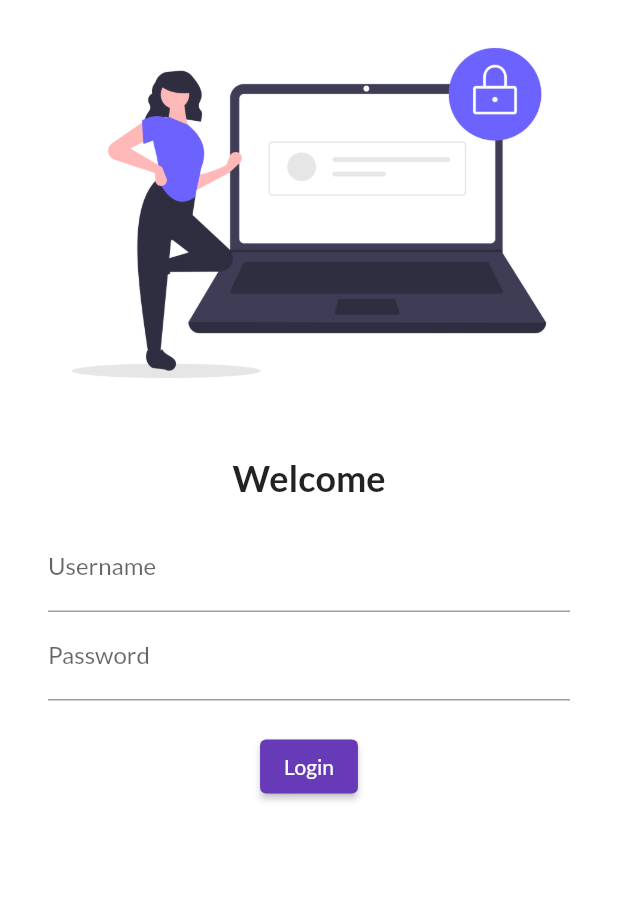
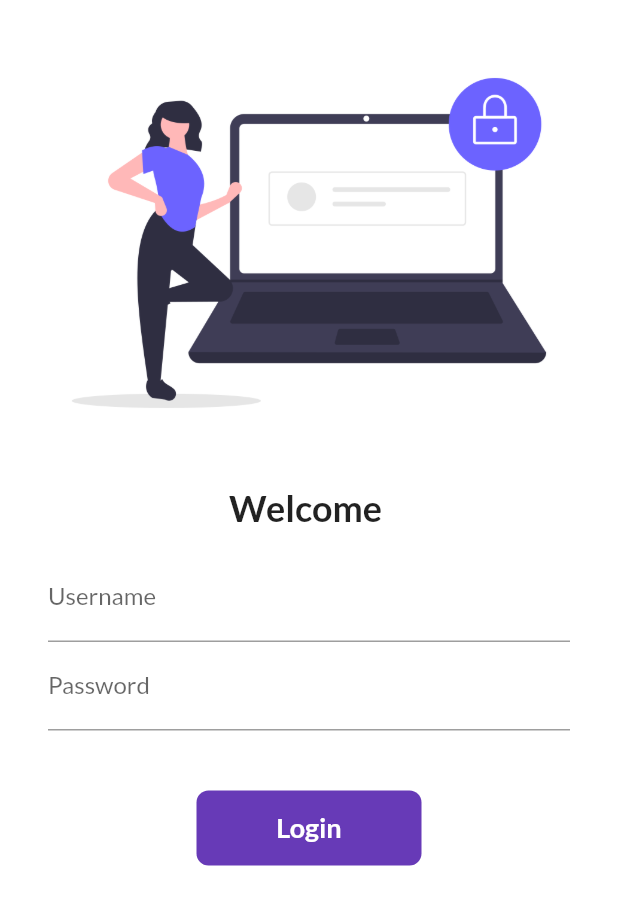
Before and after one commit to mussaibsanai/flutter_catalog, a Flutter app: the screen it shows after launch, on a phone screen of 412 x 824 dp. Shown: the top 905 px of the screen. Run offline on Flutter 3.47's test engine with Material 2 defaults, Android fonts, the phone set to English and light mode, and no system bars; our stand-ins replace google_fonts.

Commit message:
a bit of animation work on login button and navigation

```diff
--- a/lib/main.dart
+++ b/lib/main.dart
@@ -1,6 +1,7 @@
 import 'package:flutter/material.dart';
 import 'package:flutter_catalog/pages/Home/home_page.dart';
 import 'package:flutter_catalog/pages/Login/login_page.dart';
+import 'package:flutter_catalog/routes/routes.dart';
 import 'package:google_fonts/google_fonts.dart';
 
 void main() {
@@ -22,8 +23,8 @@ class MyApp extends StatelessWidget {
       ),
       routes: {
         '/': (context) => LoginPage(),
-        '/home': (context) => HomePage(),
-        '/login': (context) => LoginPage(),
+        AppRoutes.homeRoute: (context) => HomePage(),
+        AppRoutes.loginRoute: (context) => LoginPage(),
       },
     );
   }
--- a/lib/pages/Home/home_page.dart
+++ b/lib/pages/Home/home_page.dart
@@ -13,7 +13,7 @@ class HomePage extends StatelessWidget {
       appBar: AppBar(),
       body: Center(
         child: Container(
-          child: Text("Welcome to 4$days of flutter by $name"),
+          child: Text("Welcome to $days of flutter by $name"),
         ),
       ),
       drawer: Drawer(),
--- a/lib/pages/Login/login_page.dart
+++ b/lib/pages/Login/login_page.dart
@@ -3,16 +3,28 @@ import 'package:flutter/src/widgets/container.dart';
 import 'package:flutter/src/widgets/framework.dart';
 
 import 'package:flutter/material.dart';
+import 'package:flutter_catalog/routes/routes.dart';
 
-class LoginPage extends StatelessWidget {
+class LoginPage extends StatefulWidget {
   const LoginPage({super.key});
 
+  @override
+  State<LoginPage> createState() => _LoginPageState();
+}
+
+class _LoginPageState extends State<LoginPage> {
+  String name = "";
+  bool changedButton = false;
   @override
   Widget build(BuildContext context) {
     return Material(
       color: Colors.white,
+      child: SingleChildScrollView(
         child: Column(
           children: [
+            SizedBox(
+              height: 20.0,
+            ),
             Image.asset(
               'assets/images/login_image.png',
               fit: BoxFit.cover,
@@ -21,7 +33,7 @@ class LoginPage extends StatelessWidget {
               height: 20.0,
             ),
             Text(
-            "Welcome",
+              "Welcome $name",
               style: TextStyle(fontSize: 24, fontWeight: FontWeight.bold),
             ),
             Padding(
@@ -33,6 +45,12 @@ class LoginPage extends StatelessWidget {
                       hintText: "Enter username",
                       labelText: "Username",
                     ),
+                    onChanged: (value) {
+                      print("Value " + value);
+                      setState(() {
+                        name = value;
+                      });
+                    },
                   ),
                   TextFormField(
                     obscureText: true,
@@ -42,22 +60,60 @@ class LoginPage extends StatelessWidget {
                     ),
                   ),
                   SizedBox(
-                  height: 20.0,
+                    height: 40.0,
                   ),
-                ElevatedButton(
-                  onPressed: () {
-                    print("Hello Flutter");
+                  InkWell(
+                    onTap: () async {
+                      setState(() {
+                        changedButton = true;
+                      });
+                      await Future.delayed(Duration(seconds: 1));
+                      Navigator.pushNamed(context, AppRoutes.homeRoute);
                     },
-                  child: Text("Login"),
-                  style: TextButton.styleFrom(
-                    foregroundColor: Colors.white,
+                    child: AnimatedContainer(
+                      duration: Duration(seconds: 1),
+                      width: changedButton ? 50 : 150,
+                      height: 50,
+                      // color: Colors.deepPurple,
+                      alignment: Alignment.center,
+                      child: changedButton
+                          ? Icon(
+                              Icons.done,
+                              color: Colors.white,
+                            )
+                          : Text(
+                              "Login",
+                              style: TextStyle(
+                                color: Colors.white,
+                                fontWeight: FontWeight.bold,
+                                fontSize: 18,
                               ),
-                )
+                            ),
+                      decoration: BoxDecoration(
+                          color: Colors.deepPurple,
+                          // shape: changedButton
+                          //     ? BoxShape.circle
+                          //     : BoxShape.rectangle,
+                          borderRadius:
+                              BorderRadius.circular(changedButton ? 50 : 8)),
+                    ),
+                  ),
+                  // ElevatedButton(
+                  //   onPressed: () {
+                  //     Navigator.pushNamed(context, AppRoutes.homeRoute);
+                  //   },
+                  //   child: Text("Login"),
+                  //   style: TextButton.styleFrom(
+                  //     minimumSize: Size(150, 40),
+                  //     foregroundColor: Colors.white,
+                  //   ),
+                  // ),
                 ],
               ),
             )
           ],
         ),
+      ),
     );
   }
 }
--- /dev/null
+++ b/lib/routes/routes.dart
@@ -0,0 +1,5 @@
+class AppRoutes {
+  static String loginRoute = "/login";
+  static String homeRoute = "/home";
+  // static String loginRoute = "";
+}
```
Lines whose indentation alone changed are shown as unchanged.
